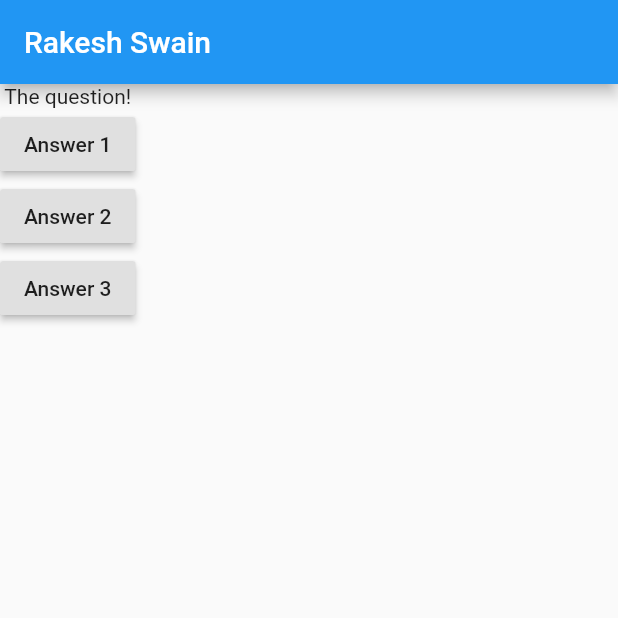
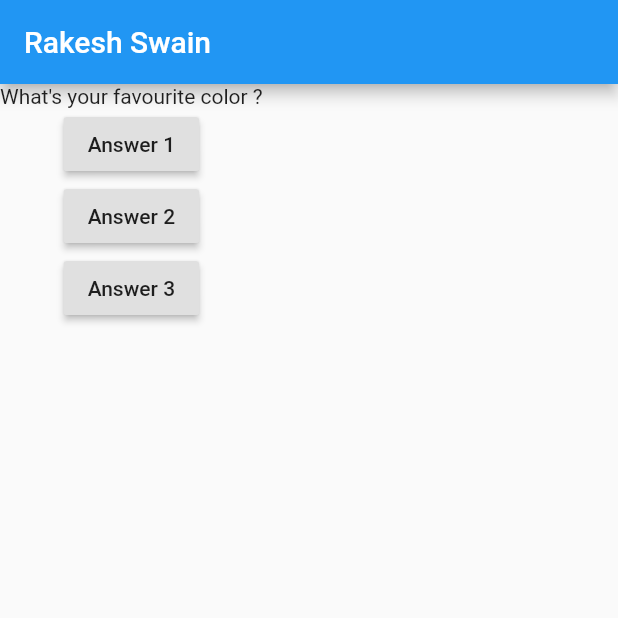
Before and after one commit to Rakesh-swain/Quiz_App, a Flutter app: the screen it shows after launch, after a tap on "Answer 1", on a phone screen of 412 x 824 dp, the top half of it. Run offline on Flutter 3.47's test engine with Material 2 defaults, Android fonts, the phone set to English and light mode, and no system bars.

Commit message:
update widget data

```diff
--- a/lib/main.dart
+++ b/lib/main.dart
@@ -5,8 +5,10 @@ import 'package:flutter/material.dart';
 void main() => runApp(MyApp());
 
 class MyApp extends StatelessWidget {
+  var questionIndex = 0;
   void answerQuestion() {
-    print("Answer choosen");
+    questionIndex += 1;
+    print(questionIndex);
   }
 
   @override
@@ -22,7 +24,7 @@ class MyApp extends StatelessWidget {
           title: const Text('Rakesh Swain'),
         ),
         body: Column(children: [
-          const Text("The question!"),
+          Text(_questions[questionIndex]),
           RaisedButton(
               child: const Text("Answer 1"), onPressed: answerQuestion),
           RaisedButton(
```
